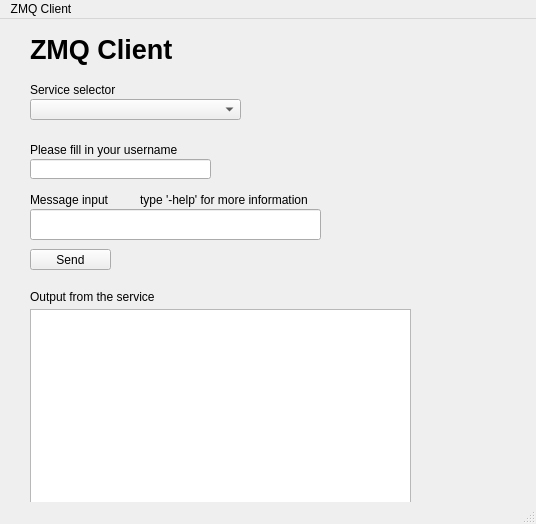
First picture: the form in Benthernet/ZMQClientGUI/mainwindow.ui, repository driesnuttin25/Pxl_Benternet, before the edit.
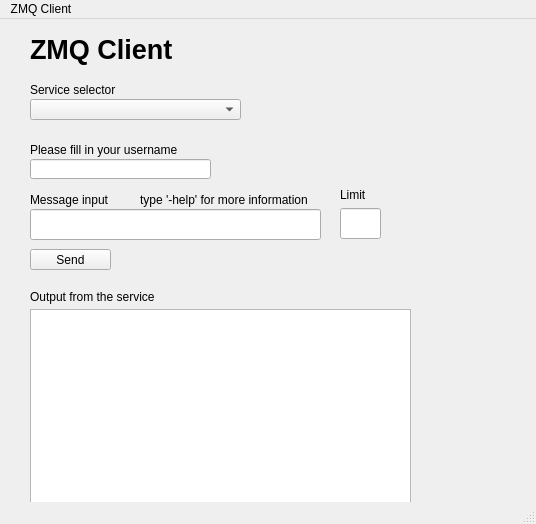
Second picture: the form after the edit.

What changed in the file:
```diff
--- a/Benthernet/ZMQClientGUI/mainwindow.ui
+++ b/Benthernet/ZMQClientGUI/mainwindow.ui
@@ -170,6 +170,29 @@
      <string/>
     </property>
    </widget>
+   <widget class="QLineEdit" name="limit">
+    <property name="geometry">
+     <rect>
+      <x>340</x>
+      <y>189</y>
+      <width>41</width>
+      <height>31</height>
+     </rect>
+    </property>
+   </widget>
+   <widget class="QLabel" name="label_7">
+    <property name="geometry">
+     <rect>
+      <x>340</x>
+      <y>170</y>
+      <width>37</width>
+      <height>12</height>
+     </rect>
+    </property>
+    <property name="text">
+     <string>Limit</string>
+    </property>
+   </widget>
   </widget>
   <widget class="QMenuBar" name="menubar">
    <property name="geometry">
```
